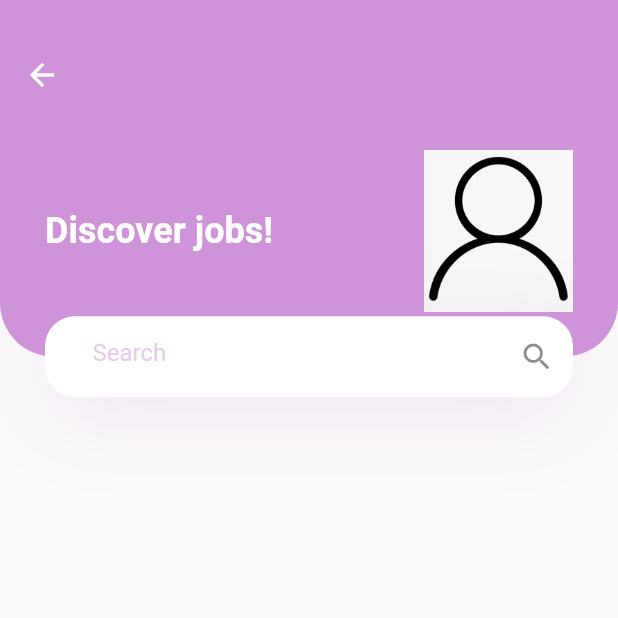
After one commit to qwertybee/Ideal-Classification-Test-App, a Flutter app: the Explore screen opened directly, on a phone screen of 412 x 824 dp, the top half of it. The commit adds this screen. Run offline on Flutter 3.47's test engine with Material 2 defaults, Android fonts, the phone set to English and light mode, and no system bars; our stand-ins replace lottie, smooth_page_indicator; network calls fail.

Commit message:
Added some explore screen UI

```diff
--- /dev/null
+++ b/lib/exploration_screens/body.dart
@@ -0,0 +1,93 @@
+import 'package:flutter/material.dart';
+
+class Body extends StatefulWidget {
+  const Body({Key? key}) : super(key: key);
+
+  @override
+  State<Body> createState() => _BodyState();
+}
+
+class _BodyState extends State<Body> {
+  @override
+  Widget build(BuildContext context) {
+    Size size = MediaQuery.of(context).size;
+    return Column(
+      children: [
+        Container(
+          height: size.height * 0.2,
+          child: Stack(
+            children: [
+              Container(
+                padding: EdgeInsets.only(
+                  left: 30,
+                  right: 30,
+                  bottom: 30,
+                ),
+                height: size.height * 0.2 - 27,
+                decoration: BoxDecoration(color: Color(0xffce93d8),
+                borderRadius: BorderRadius.only(
+                    bottomLeft: Radius.circular(36),
+                    bottomRight: Radius.circular(36),
+                  )
+                ),
+                child: Row(
+                  children: [
+                    Text(
+                      "Discover jobs!",
+                      style: Theme.of(context).textTheme.headline5?.copyWith(
+                        color: Colors.white,
+                        fontWeight: FontWeight.bold
+                      ),
+                    ),
+                    Spacer(),
+                    Image.asset("images/profile_icon.png")
+                  ],
+                ),
+              ),
+              Positioned(
+                bottom: 0,
+                left: 0,
+                right: 0,
+                child: Container(
+                  margin: EdgeInsets.symmetric(horizontal: 30),
+                  height: 54,
+                  decoration: BoxDecoration(
+                    color: Colors.white,
+                    borderRadius: BorderRadius.circular(20),
+                    boxShadow: [
+                      BoxShadow(
+                        offset: Offset(0,10),
+                        blurRadius: 50,
+                        color: Color(0xffce93d8).withOpacity(0.23),
+                      ),
+                    ],
+                ),
+                child: Row(
+                  children: [
+                    Expanded(
+                      child: TextField(
+                        onChanged: (value) {
+
+                        },
+                        decoration: InputDecoration(
+                          hintText: "        Search",
+                          hintStyle: TextStyle(
+                            color: Color(0xffce93d8).withOpacity(0.5),
+                          ),
+                          enabledBorder: InputBorder.none,
+                          focusedBorder: InputBorder.none,
+                          suffixIcon: const Icon(Icons.search_rounded),
+                        ),
+                      ),
+                    ),
+                  ],
+                ),
+                // decoration: BoxDecoration,
+              ))
+            ],
+          ),
+        )
+      ],
+    );
+  }
+}
--- a/lib/exploration_screens/explore.dart
+++ b/lib/exploration_screens/explore.dart
@@ -1,4 +1,5 @@
 import 'package:flutter/material.dart';
+import 'package:project_2/exploration_screens/body.dart';
 
 class Explore extends StatefulWidget {
   const Explore({Key? key}) : super(key: key);
@@ -10,8 +11,13 @@ class Explore extends StatefulWidget {
 class _ExploreState extends State<Explore> {
   @override
   Widget build(BuildContext context) {
-    return Container(
-
+    return Scaffold(
+      appBar: AppBar(
+        elevation: 0,
+        backgroundColor: const Color(0xffce93d8),
+        toolbarHeight: 100,
+      ),
+      body: Body(),
     );
   }
 }
--- a/lib/main.dart
+++ b/lib/main.dart
@@ -1,8 +1,5 @@
 import 'package:flutter/material.dart';
-import 'package:project_2/exploration_screens/explore.dart';
 import 'package:project_2/primary.dart';
-import 'package:project_2/profile_screens/profile.dart';
-import 'package:project_2/question_screens/test_intro.dart';
 
 void main() {
   runApp(const MyApp());
--- a/lib/primary.dart
+++ b/lib/primary.dart
@@ -24,7 +24,8 @@ class _PrimaryState extends State<Primary> {
           children: screens,
         ),
 
-        bottomNavigationBar: BottomNavigationBar( // nav bar is not persistent across pages, fix later
+        bottomNavigationBar: BottomNavigationBar(
+          // nav bar is not persistent across pages, fix later
           onTap: ((index) {
             setState(() {
               currentIndex = index;
--- a/lib/question_screens/questions.dart
+++ b/lib/question_screens/questions.dart
@@ -5,7 +5,6 @@ import 'package:project_2/question_screens/test_2.dart';
 import 'package:project_2/question_screens/test_3.dart';
 import 'package:project_2/question_screens/test_4.dart';
 import 'package:project_2/question_screens/test_5.dart';
-import 'package:project_2/question_screens/test_intro.dart';
 import 'package:project_2/question_screens/test_result.dart';
 import 'package:smooth_page_indicator/smooth_page_indicator.dart';
 
--- a/lib/question_screens/test_intro.dart
+++ b/lib/question_screens/test_intro.dart
@@ -39,7 +39,7 @@ class TestIntro extends StatelessWidget {
                     shape: MaterialStateProperty.all<RoundedRectangleBorder>(
                         RoundedRectangleBorder(
                             borderRadius: BorderRadius.circular(12.0),
-                            side: BorderSide(color: Colors.purple)
+                            side: const BorderSide(color: Colors.purple)
                         )
                     )
                 ),
```
Also changed, not shown: images/profile_icon.png (added).
